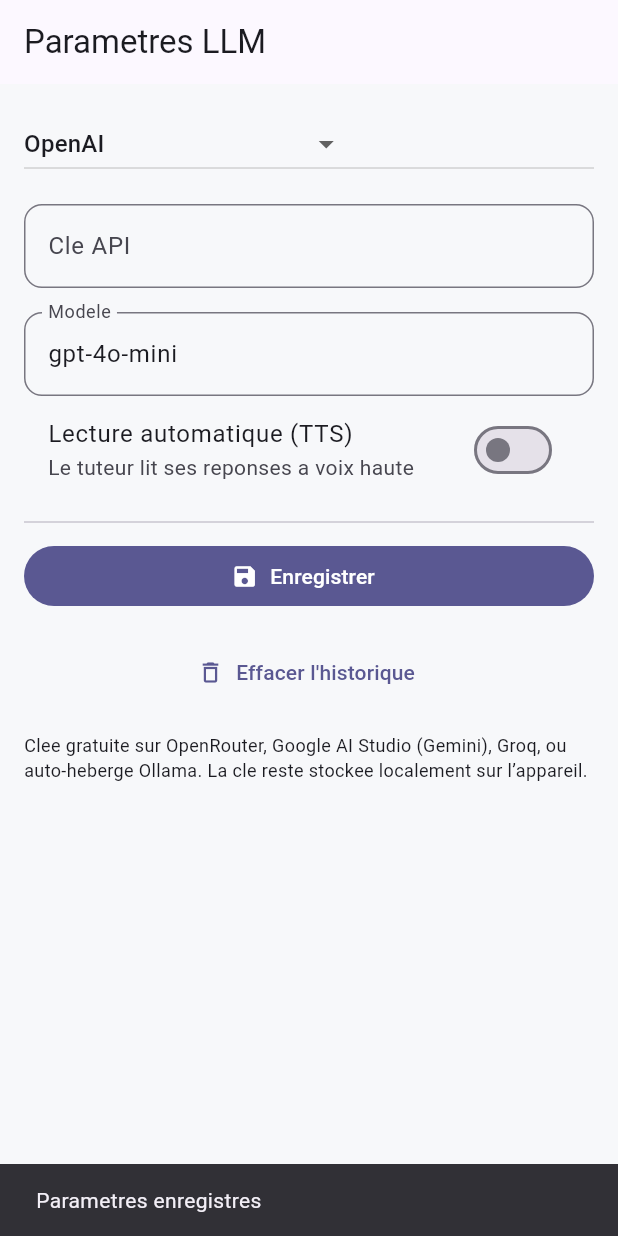
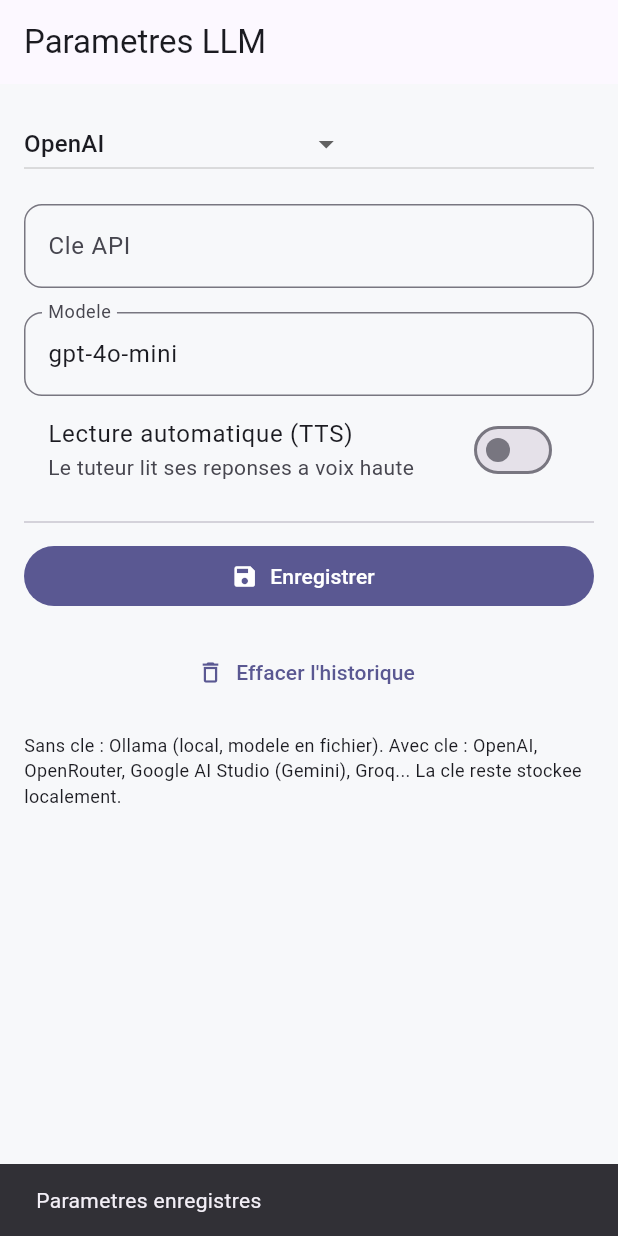
Before and after one commit to elfred434/Conversion, a Flutter app: the SettingsScreen screen opened by its route, after a tap on "Enregistrer", on a phone screen of 412 x 824 dp. Run offline on Flutter 3.47's test engine with Material 3 defaults, Android fonts, the phone set to English and light mode, and no system bars; our stand-ins replace flutter_riverpod, flutter_tts, go_router, permission_handler, shared_preferences, speech_to_text; accounts and stored records are empty.

Commit message:
feat: offline lessons (assets) + local LLM (Ollama baseUrl)

```diff
--- a/lib/app/router.dart
+++ b/lib/app/router.dart
@@ -5,6 +5,7 @@
 import 'package:english_conversation_app/presentation/screens/settings/settings_screen.dart';
 import 'package:english_conversation_app/presentation/screens/pronunciation/pronunciation_screen.dart';
 import 'package:english_conversation_app/presentation/screens/progress/progress_screen.dart';
+import 'package:english_conversation_app/presentation/screens/lessons/lessons_screen.dart';
 
 /// Configuration centralisee des routes (GoRouter).
 final router = GoRouter(
@@ -34,5 +35,9 @@
       path: '/progress',
       builder: (context, state) => const ProgressScreen(),
     ),
+    GoRoute(
+      path: '/lessons',
+      builder: (context, state) => const LessonsScreen(),
+    ),
   ],
 );
--- a/lib/data/datasources/local/settings_local_datasource.dart
+++ b/lib/data/datasources/local/settings_local_datasource.dart
@@ -15,6 +15,7 @@
       apiKey: prefs.getString('llm_api_key') ?? '',
       model: prefs.getString('llm_model') ?? '',
       autoSpeak: prefs.getBool('auto_speak') ?? false,
+      baseUrl: prefs.getString('llm_base_url') ?? '',
     );
   }
 
@@ -24,5 +25,6 @@
     await prefs.setString('llm_api_key', s.apiKey);
     await prefs.setString('llm_model', s.model);
     await prefs.setBool('auto_speak', s.autoSpeak);
+    await prefs.setString('llm_base_url', s.baseUrl);
   }
 }
--- a/lib/domain/entities/app_settings.dart
+++ b/lib/domain/entities/app_settings.dart
@@ -1,17 +1,19 @@
 import 'package:english_conversation_app/config/llm_providers.dart';
 
-/// Reglages de l'application (provider + cle API), persistes localement.
+/// Reglages de l'application (provider + cle API + URL locale), persistes localement.
 class AppSettings {
   final LlmProvider provider;
   final String apiKey;
   final String model;
   final bool autoSpeak;
+  final String baseUrl;
 
   const AppSettings({
     this.provider = LlmProvider.openai,
     this.apiKey = '',
     this.model = '',
     this.autoSpeak = false,
+    this.baseUrl = '',
   });
 
   AppSettings copyWith({
@@ -19,11 +21,13 @@
     String? apiKey,
     String? model,
     bool? autoSpeak,
+    String? baseUrl,
   }) =>
       AppSettings(
         provider: provider ?? this.provider,
         apiKey: apiKey ?? this.apiKey,
         model: model ?? this.model,
         autoSpeak: autoSpeak ?? this.autoSpeak,
+        baseUrl: baseUrl ?? this.baseUrl,
       );
 }
--- a/lib/presentation/providers/providers.dart
+++ b/lib/presentation/providers/providers.dart
@@ -21,6 +21,8 @@
 import 'package:english_conversation_app/data/repositories/history_repository_impl.dart';
 import 'package:english_conversation_app/domain/repositories/progress_repository.dart';
 import 'package:english_conversation_app/data/repositories/progress_repository_impl.dart';
+import 'package:english_conversation_app/domain/entities/lesson.dart';
+import 'package:english_conversation_app/data/repositories/lesson_repository.dart';
 import 'package:english_conversation_app/presentation/state/chat_notifier.dart';
 import 'package:english_conversation_app/presentation/state/chat_state.dart';
 import 'package:english_conversation_app/presentation/providers/settings_notifier.dart';
@@ -29,16 +31,17 @@
 LlmClient _buildClient(AppSettings s) {
   final meta = kLlmProviders[s.provider]!;
   final model = s.model.isNotEmpty ? s.model : meta.defaultModel;
+  final baseUrl = s.baseUrl.isNotEmpty ? s.baseUrl : meta.defaultBaseUrl;
   if (meta.isGemini) {
     return GeminiClient(
       apiKey: s.apiKey,
-      baseUrl: meta.defaultBaseUrl,
+      baseUrl: baseUrl,
       model: model,
     );
   }
   return OpenAiClient(
     apiKey: s.apiKey,
-    baseUrl: meta.defaultBaseUrl,
+    baseUrl: baseUrl,
     model: model,
   );
 }
@@ -88,6 +91,12 @@
 final sessionsProvider = FutureProvider<List<ConversationSession>>(
     (ref) => ref.watch(historyRepositoryProvider).listSessions());
 
+final lessonRepositoryProvider =
+    Provider<LessonRepository>((ref) => LessonRepository());
+final lessonsProvider = FutureProvider<List<Lesson>>(
+    (ref) => ref.watch(lessonRepositoryProvider).loadLessons());
+final practicePhraseProvider = StateProvider<String?>((ref) => null);
+
 final chatProvider =
     StateNotifierProvider<ChatNotifier, ChatState>((ref) => ChatNotifier(
           ref.watch(startConversationProvider),
--- a/lib/presentation/providers/settings_notifier.dart
+++ b/lib/presentation/providers/settings_notifier.dart
@@ -20,12 +20,14 @@
     String? apiKey,
     String? model,
     bool? autoSpeak,
+    String? baseUrl,
   }) {
     state = state.copyWith(
       provider: provider,
       apiKey: apiKey,
       model: model,
       autoSpeak: autoSpeak,
+      baseUrl: baseUrl,
     );
   }
 
--- a/lib/presentation/screens/home/home_screen.dart
+++ b/lib/presentation/screens/home/home_screen.dart
@@ -81,6 +81,12 @@
                   icon: const Icon(Icons.emoji_events),
                   label: const Text('Ma progression'),
                 ),
+                const SizedBox(height: 8),
+                OutlinedButton.icon(
+                  onPressed: () => context.push('/lessons'),
+                  icon: const Icon(Icons.menu_book),
+                  label: const Text('Lecons (hors-ligne)'),
+                ),
               ],
             ),
           ),
--- a/lib/presentation/screens/settings/settings_screen.dart
+++ b/lib/presentation/screens/settings/settings_screen.dart
@@ -15,6 +15,7 @@
   bool _autoSpeak = false;
   final _keyCtrl = TextEditingController();
   final _modelCtrl = TextEditingController();
+  final _baseCtrl = TextEditingController();
 
   @override
   void initState() {
@@ -25,12 +26,14 @@
     _keyCtrl.text = s.apiKey;
     _modelCtrl.text =
         s.model.isNotEmpty ? s.model : kLlmProviders[_provider]!.defaultModel;
+    _baseCtrl.text = s.baseUrl;
   }
 
   @override
   void dispose() {
     _keyCtrl.dispose();
     _modelCtrl.dispose();
+    _baseCtrl.dispose();
     super.dispose();
   }
 
@@ -48,6 +51,7 @@
           apiKey: _keyCtrl.text.trim(),
           model: _modelCtrl.text.trim(),
           autoSpeak: _autoSpeak,
+          baseUrl: _baseCtrl.text.trim(),
         );
     await ref.read(settingsNotifierProvider.notifier).save();
     if (mounted) {
@@ -60,6 +64,7 @@
   @override
   Widget build(BuildContext context) {
     final meta = kLlmProviders[_provider]!;
+    final isLocal = _provider == LlmProvider.ollama;
     return Scaffold(
       appBar: AppBar(title: const Text('Parametres LLM')),
       body: Padding(
@@ -76,23 +81,43 @@
               onChanged: _onProviderChanged,
             ),
             const SizedBox(height: 16),
+            if (!isLocal)
               TextField(
                 controller: _keyCtrl,
                 decoration: const InputDecoration(
                     labelText: 'Cle API', hintText: 'sk-... / AIza...'),
                 obscureText: true,
               ),
-            const SizedBox(height: 16),
+            if (!isLocal) const SizedBox(height: 16),
+            if (isLocal)
+              TextField(
+                controller: _baseCtrl,
+                decoration: const InputDecoration(
+                  labelText: 'URL Ollama',
+                  hintText: 'http://192.168.1.20:11434/v1',
+                ),
+              ),
+            if (isLocal) const SizedBox(height: 16),
             TextField(
               controller: _modelCtrl,
-              decoration: const InputDecoration(
-                  labelText: 'Modele', hintText: 'ex: gpt-4o-mini'),
+              decoration: InputDecoration(
+                  labelText: 'Modele', hintText: 'ex: ${meta.defaultModel}'),
             ),
-            if (meta.hint.isNotEmpty) ...[
-              const SizedBox(height: 8),
-              Text(meta.hint,
+            if (isLocal)
+              const Padding(
+                padding: EdgeInsets.only(top: 8),
+                child: Text(
+                  'Demarre Ollama sur ta machine (ollama serve) et pull un petit '
+                  'modele, ex: ollama pull gemma2:2b. Aucune cle, tout reste en local.',
+                  style: TextStyle(fontSize: 12),
+                ),
+              )
+            else if (meta.hint.isNotEmpty)
+              Padding(
+                padding: const EdgeInsets.only(top: 8),
+                child: Text(meta.hint,
                     style: Theme.of(context).textTheme.bodySmall),
-            ],
+              ),
             SwitchListTile(
               title: const Text('Lecture automatique (TTS)'),
               subtitle: const Text('Le tuteur lit ses reponses a voix haute'),
@@ -120,8 +145,8 @@
             ),
             const SizedBox(height: 16),
             const Text(
-              'Clee gratuite sur OpenRouter, Google AI Studio (Gemini), Groq, ou '
-              'auto-heberge Ollama. La cle reste stockee localement sur l’appareil.',
+              'Sans cle : Ollama (local, modele en fichier). Avec cle : OpenAI, '
+              'OpenRouter, Google AI Studio (Gemini), Groq... La cle reste stockee localement.',
               style: TextStyle(fontSize: 12),
             ),
           ],
--- a/pubspec.yaml
+++ b/pubspec.yaml
@@ -30,3 +30,5 @@
 
 flutter:
   uses-material-design: true
+  assets:
+    - assets/lessons/
```
Also changed, not shown: assets/lessons/lessons.json (added, +36 -0 lines), lib/data/repositories/lesson_repository.dart (added, +16 -0 lines), lib/domain/entities/lesson.dart (added, +33 -0 lines), lib/presentation/screens/lessons/lessons_screen.dart (added, +76 -0 lines), lib/presentation/screens/pronunciation/pronunciation_screen.dart (+11 -0 lines). Lines whose indentation alone changed are shown as unchanged.
